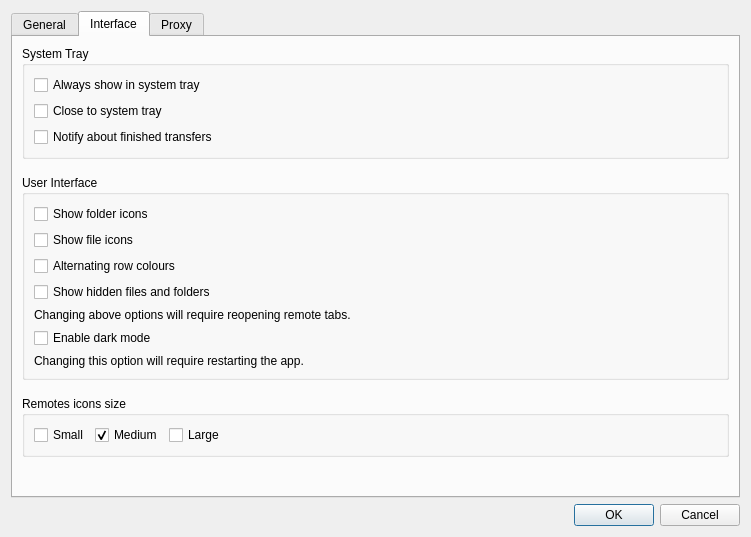
Before: the Qt Designer form src/preferences_dialog.ui in holazt/RcloneBrowser, drawn with Qt 5.
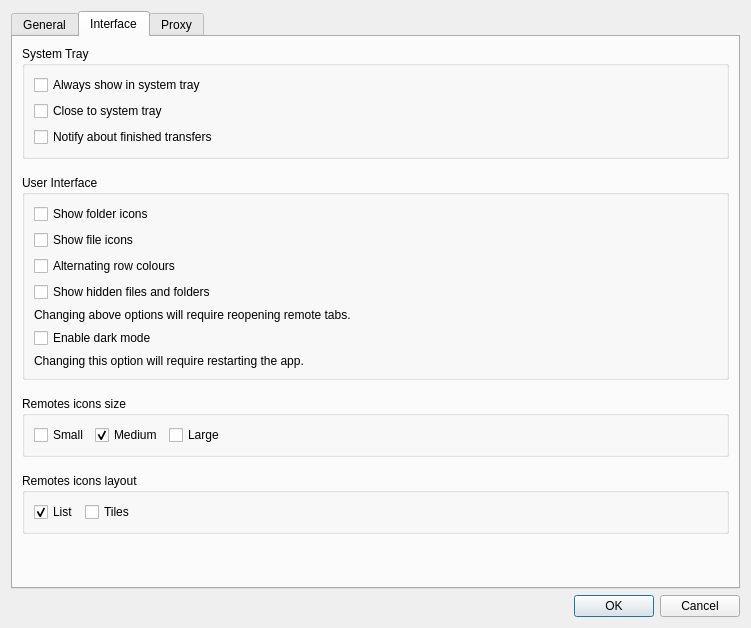
After: the same form once the commit is applied. The open tabs and pages were chosen to show the change.

Commit message:
Remotes tiles view
introduce remotes tiles view + enable list wrap for list view

The edit to the form file:
```diff
--- a/src/preferences_dialog.ui
+++ b/src/preferences_dialog.ui
@@ -7,7 +7,7 @@
     <x>0</x>
     <y>0</y>
     <width>751</width>
-    <height>537</height>
+    <height>628</height>
    </rect>
   </property>
   <property name="sizePolicy">
@@ -19,7 +19,7 @@
   <property name="windowTitle">
    <string>Preferences</string>
   </property>
-  <layout class="QVBoxLayout" name="verticalLayout">
+  <layout class="QVBoxLayout" name="verticalLayout_2">
    <item>
     <widget class="QTabWidget" name="tabWidget">
      <property name="sizePolicy">
@@ -339,7 +339,7 @@
       <attribute name="title">
        <string>Interface</string>
       </attribute>
-      <layout class="QVBoxLayout" name="verticalLayout_2">
+      <layout class="QVBoxLayout" name="verticalLayout">
        <item>
         <widget class="QGroupBox" name="groupBox_3">
          <property name="title">
@@ -371,7 +371,7 @@
         </widget>
        </item>
        <item>
-        <spacer name="verticalSpacer2">
+        <spacer name="verticalSpacer">
          <property name="orientation">
           <enum>Qt::Vertical</enum>
          </property>
@@ -380,7 +380,7 @@
          </property>
          <property name="sizeHint" stdset="0">
           <size>
-           <width>0</width>
+           <width>20</width>
            <height>10</height>
           </size>
          </property>
@@ -457,7 +457,7 @@
         </widget>
        </item>
        <item>
-        <spacer name="verticalSpacer3">
+        <spacer name="verticalSpacer_51">
          <property name="orientation">
           <enum>Qt::Vertical</enum>
          </property>
@@ -466,7 +466,7 @@
          </property>
          <property name="sizeHint" stdset="0">
           <size>
-           <width>0</width>
+           <width>20</width>
            <height>10</height>
           </size>
          </property>
@@ -540,7 +540,68 @@
         </widget>
        </item>
        <item>
-        <spacer name="verticalSpacer_Interface">
+        <spacer name="verticalSpacer_2">
+         <property name="orientation">
+          <enum>Qt::Vertical</enum>
+         </property>
+         <property name="sizeType">
+          <enum>QSizePolicy::Fixed</enum>
+         </property>
+         <property name="sizeHint" stdset="0">
+          <size>
+           <width>20</width>
+           <height>10</height>
+          </size>
+         </property>
+        </spacer>
+       </item>
+       <item>
+        <widget class="QGroupBox" name="groupBox_7">
+         <property name="title">
+          <string>Remotes icons layout</string>
+         </property>
+         <layout class="QHBoxLayout" name="horizontalLayout_2">
+          <item>
+           <widget class="QCheckBox" name="cb_list">
+            <property name="text">
+             <string>List</string>
+            </property>
+            <property name="checked">
+             <bool>true</bool>
+            </property>
+            <property name="autoExclusive">
+             <bool>true</bool>
+            </property>
+           </widget>
+          </item>
+          <item>
+           <widget class="QCheckBox" name="cb_tiles">
+            <property name="text">
+             <string>Tiles</string>
+            </property>
+            <property name="autoExclusive">
+             <bool>true</bool>
+            </property>
+           </widget>
+          </item>
+          <item>
+           <spacer name="horizontalSpacer_2">
+            <property name="orientation">
+             <enum>Qt::Horizontal</enum>
+            </property>
+            <property name="sizeHint" stdset="0">
+             <size>
+              <width>40</width>
+              <height>20</height>
+             </size>
+            </property>
+           </spacer>
+          </item>
+         </layout>
+        </widget>
+       </item>
+       <item>
+        <spacer name="verticalSpacer_4">
          <property name="orientation">
           <enum>Qt::Vertical</enum>
          </property>
```
Left out of the diff: 4 changed lines with no effect on the pictures. The commit also changes 4 other files.
